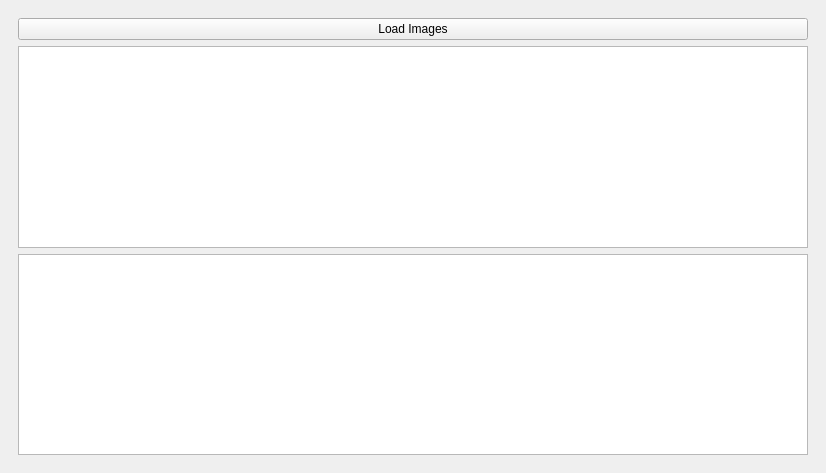
Above: image_loader_dockwidget_base.ui from Drew973/PTS_image_loader before the change. Below: the same form after it.
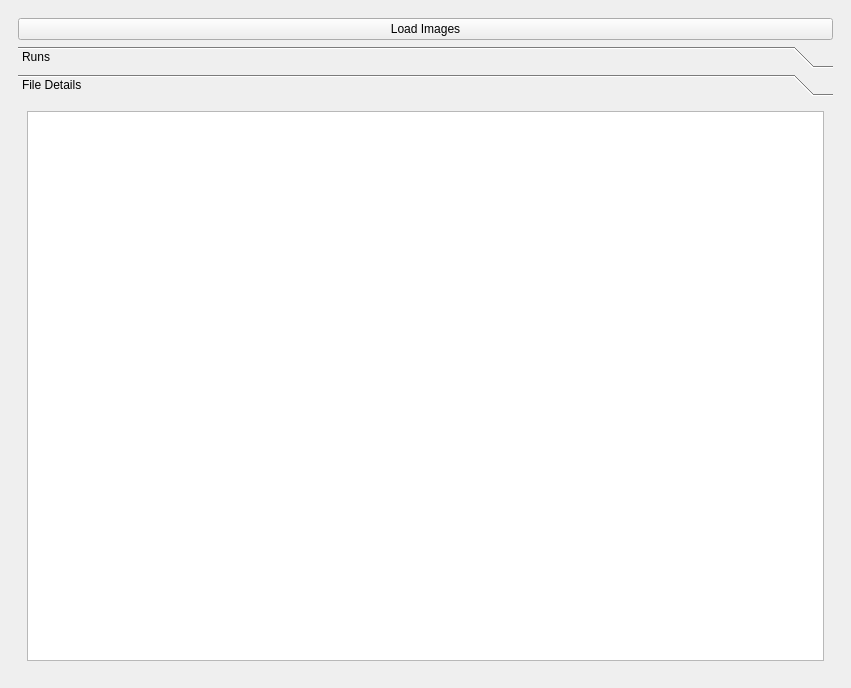
That is the form after the change. The open tabs and pages were chosen to show the change. Custom widgets are drawn as their Qt base class.

Commit message: run_info now in alphabetical order. run_info table now uses checkbox. added more tests.

```diff
--- a/image_loader_dockwidget_base.ui
+++ b/image_loader_dockwidget_base.ui
@@ -6,8 +6,8 @@
    <rect>
     <x>0</x>
     <y>0</y>
-    <width>826</width>
-    <height>473</height>
+    <width>851</width>
+    <height>688</height>
    </rect>
   </property>
   <property name="windowTitle">
@@ -29,13 +29,50 @@
         </widget>
        </item>
        <item>
-        <widget class="QTableView" name="runsView"/>
-       </item>
-       <item>
-        <widget class="QTableView" name="fileDetailsView">
-         <property name="toolTip">
-          <string>&lt;html&gt;&lt;head/&gt;&lt;body&gt;&lt;p&gt;File details&lt;/p&gt;&lt;/body&gt;&lt;/html&gt;</string>
+        <widget class="QToolBox" name="toolBox">
+         <property name="currentIndex">
+          <number>0</number>
          </property>
+         <widget class="QWidget" name="page">
+          <property name="geometry">
+           <rect>
+            <x>0</x>
+            <y>0</y>
+            <width>807</width>
+            <height>521</height>
+           </rect>
+          </property>
+          <attribute name="label">
+           <string>Runs</string>
+          </attribute>
+          <layout class="QVBoxLayout" name="verticalLayout_3">
+           <item>
+            <widget class="runsView" name="runsView"/>
+           </item>
+          </layout>
+         </widget>
+         <widget class="QWidget" name="page_2">
+          <property name="geometry">
+           <rect>
+            <x>0</x>
+            <y>0</y>
+            <width>807</width>
+            <height>486</height>
+           </rect>
+          </property>
+          <attribute name="label">
+           <string>File Details</string>
+          </attribute>
+          <layout class="QVBoxLayout" name="verticalLayout_4">
+           <item>
+            <widget class="QTableView" name="fileDetailsView">
+             <property name="toolTip">
+              <string>&lt;html&gt;&lt;head/&gt;&lt;body&gt;&lt;p&gt;File details&lt;/p&gt;&lt;/body&gt;&lt;/html&gt;</string>
+             </property>
+            </widget>
+           </item>
+          </layout>
+         </widget>
         </widget>
        </item>
       </layout>
@@ -44,6 +81,13 @@
    </layout>
   </widget>
  </widget>
+ <customwidgets>
+  <customwidget>
+   <class>runsView</class>
+   <extends>QTableView</extends>
+   <header>image_loader.widgets.runs_view</header>
+  </customwidget>
+ </customwidgets>
  <resources/>
  <connections/>
 </ui>
```
The commit also changes 139 other files.
